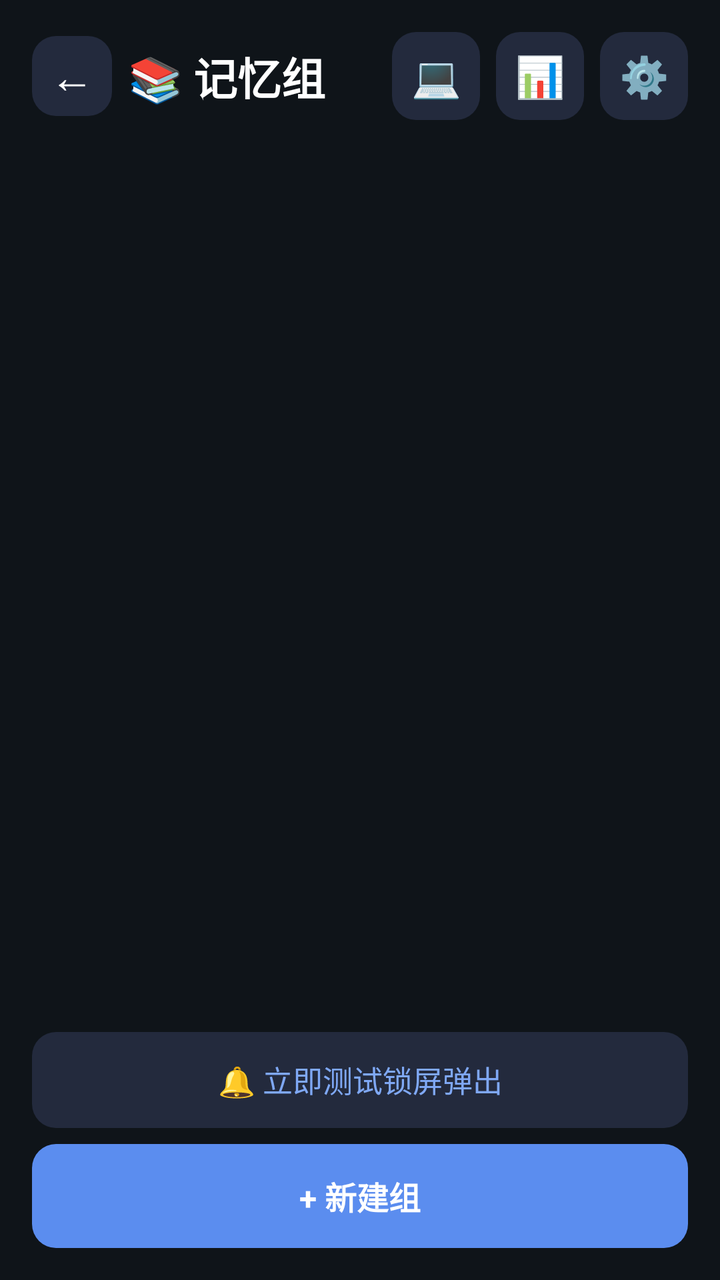
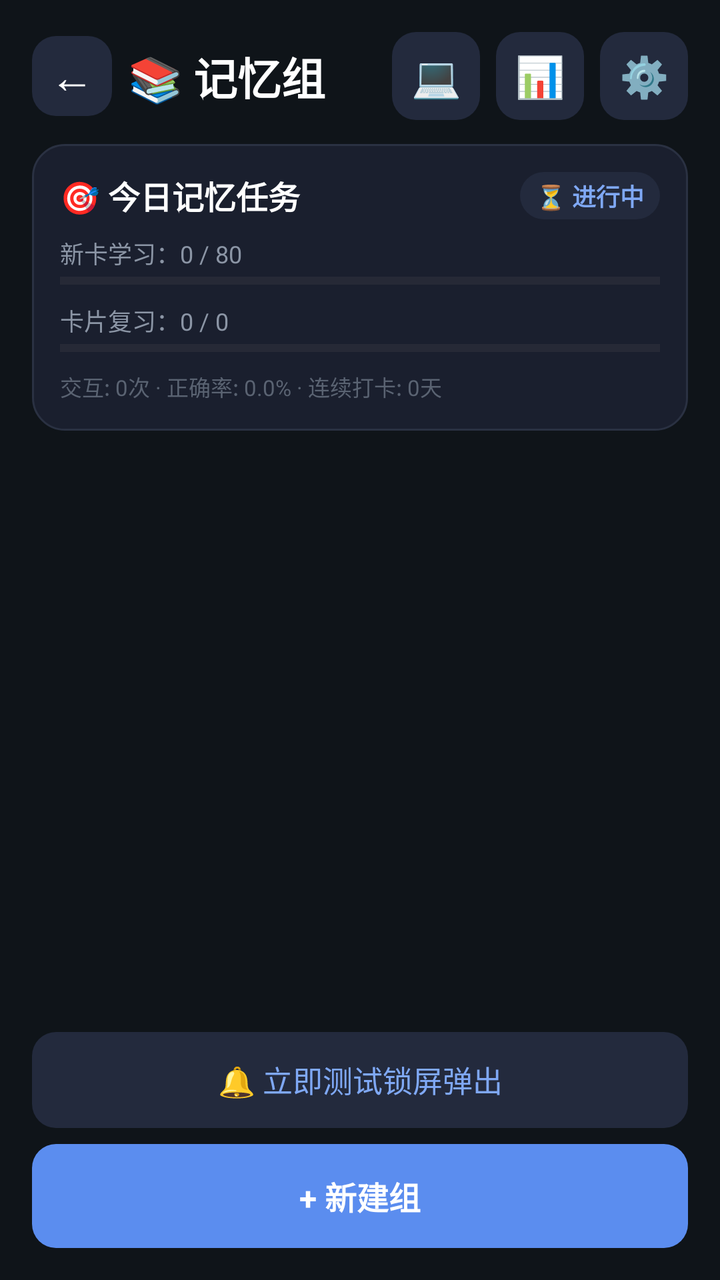

The first picture is an Android layout as it rendered before a commit; the second is the same layout after the commit. The layout source and the unified diff follow.
<!-- AndroidManifest.xml: application theme Theme.MemoRecite -->
<!-- res/layout/activity_group_list.xml -->
<?xml version="1.0" encoding="utf-8"?>
<LinearLayout xmlns:android="http://schemas.android.com/apk/res/android"
    android:layout_width="match_parent"
    android:layout_height="match_parent"
    android:orientation="vertical"
    android:background="@color/bg_dark"
    android:padding="16dp">

    
    <LinearLayout
        android:layout_width="match_parent"
        android:layout_height="wrap_content"
        android:orientation="horizontal"
        android:gravity="center_vertical"
        android:layout_marginBottom="12dp">

        <TextView
            android:id="@+id/btnBack"
            android:layout_width="40dp"
            android:layout_height="40dp"
            android:gravity="center"
            android:text="←"
            android:textSize="22sp"
            android:textColor="@color/text_primary"
            android:background="@drawable/bg_button_secondary"
            android:layout_marginEnd="8dp" />

        <TextView
            android:id="@+id/tvTitle"
            android:layout_width="0dp"
            android:layout_height="wrap_content"
            android:layout_weight="1"
            android:text="@string/gl_title"
            android:textSize="22sp"
            android:textStyle="bold"
            android:textColor="@color/text_primary" />

        <TextView
            android:id="@+id/btnPCUpload"
            android:layout_width="44dp"
            android:layout_height="44dp"
            android:gravity="center"
            android:text="@string/gl_pc_upload"
            android:textSize="20sp"
            android:background="@drawable/bg_button_secondary"
            android:layout_marginEnd="8dp" />

        <TextView
            android:id="@+id/btnStats"
            android:layout_width="44dp"
            android:layout_height="44dp"
            android:gravity="center"
            android:text="@string/gl_statistics"
            android:textSize="20sp"
            android:background="@drawable/bg_button_secondary"
            android:layout_marginEnd="8dp" />

        <TextView
            android:id="@+id/btnSettings"
            android:layout_width="44dp"
            android:layout_height="44dp"
            android:gravity="center"
            android:text="@string/gl_settings"
            android:textSize="20sp"
            android:background="@drawable/bg_button_secondary" />
    </LinearLayout>

    <androidx.recyclerview.widget.RecyclerView
        android:id="@+id/recycler"
        android:layout_width="match_parent"
        android:layout_height="0dp"
        android:layout_weight="1"
        android:clipToPadding="false"
        android:paddingBottom="8dp" />

    <TextView
        android:id="@+id/btnQuickTest"
        android:layout_width="match_parent"
        android:layout_height="48dp"
        android:gravity="center"
        android:text="@string/gl_test_now"
        android:textSize="15sp"
        android:textColor="@color/accent_light"
        android:background="@drawable/bg_button_secondary"
        android:layout_marginTop="8dp" />

    <TextView
        android:id="@+id/btnAddGroup"
        android:layout_width="match_parent"
        android:layout_height="52dp"
        android:gravity="center"
        android:text="@string/gl_new_group"
        android:textSize="16sp"
        android:textStyle="bold"
        android:textColor="@color/text_primary"
        android:background="@drawable/bg_button_primary"
        android:layout_marginTop="8dp" />
</LinearLayout>
<!-- resources referenced by this layout -->
<resources>
  <color name="accent_light">#7FA8F5</color>
  <color name="bg_dark">#0F1419</color>
  <color name="text_primary">#FFFFFF</color>
  <!-- drawable bg_button_primary (drawable) -->
  <?xml version="1.0" encoding="utf-8"?>
  <shape xmlns:android="http://schemas.android.com/apk/res/android"
      android:shape="rectangle">
      <solid android:color="@color/accent" />
      <corners android:radius="12dp" />
  </shape>
  <!-- drawable bg_button_secondary (drawable) -->
  <?xml version="1.0" encoding="utf-8"?>
  <shape xmlns:android="http://schemas.android.com/apk/res/android"
      android:shape="rectangle">
      <solid android:color="@color/card_bg_light" />
      <corners android:radius="12dp" />
  </shape>
  <string name="gl_new_group">+ 新建组</string>
  <string name="gl_pc_upload">💻</string>
  <string name="gl_settings">⚙️</string>
  <string name="gl_statistics">📊</string>
  <string name="gl_test_now">🔔 立即测试锁屏弹出</string>
  <string name="gl_title">📚 记忆组</string>
  <style name="Theme.MemoRecite" parent="Base.Theme.MemoRecite" />
  <color name="accent">#5B8DEF</color>
  <color name="card_bg_light">#232A3D</color>
  <style name="Base.Theme.MemoRecite" parent="Theme.Material3.DayNight.NoActionBar">
          
          
      </style>
</resources>

<!-- the commit's change to res/layout/activity_group_list.xml (unified diff, before → after) -->
@@ -65,6 +65,107 @@
             android:background="@drawable/bg_button_secondary" />
     </LinearLayout>
 
+    
+    <LinearLayout
+        android:id="@+id/cardTodayTask"
+        android:layout_width="match_parent"
+        android:layout_height="wrap_content"
+        android:orientation="vertical"
+        android:background="@drawable/bg_card"
+        android:padding="14dp"
+        android:layout_marginBottom="12dp">
+
+        <LinearLayout
+            android:layout_width="match_parent"
+            android:layout_height="wrap_content"
+            android:orientation="horizontal"
+            android:gravity="center_vertical"
+            android:layout_marginBottom="8dp">
+
+            <TextView
+                android:layout_width="0dp"
+                android:layout_height="wrap_content"
+                android:layout_weight="1"
+                android:text="🎯 今日记忆任务"
+                android:textSize="16sp"
+                android:textStyle="bold"
+                android:textColor="@color/text_primary" />
+
+            <TextView
+                android:id="@+id/tvTaskStatus"
+                android:layout_width="wrap_content"
+                android:layout_height="wrap_content"
+                android:text="⏳ 进行中"
+                android:textSize="12sp"
+                android:textStyle="bold"
+                android:textColor="@color/accent_light"
+                android:paddingHorizontal="8dp"
+                android:paddingVertical="3dp"
+                android:background="@drawable/bg_button_secondary" />
+        </LinearLayout>
+
+        
+        <LinearLayout
+            android:layout_width="match_parent"
+            android:layout_height="wrap_content"
+            android:orientation="horizontal"
+            android:layout_marginBottom="2dp">
+
+            <TextView
+                android:id="@+id/tvNewProgress"
+                android:layout_width="0dp"
+                android:layout_height="wrap_content"
+                android:layout_weight="1"
+                android:text="新卡学习：0 / 80"
+                android:textSize="12sp"
+                android:textColor="@color/text_secondary" />
+        </LinearLayout>
+
+        <ProgressBar
+            android:id="@+id/pbNewCards"
+            style="?android:attr/progressBarStyleHorizontal"
+            android:layout_width="match_parent"
+            android:layout_height="6dp"
+            android:max="100"
+            android:progressTint="@color/accent"
+            android:layout_marginBottom="8dp" />
+
+        
+        <LinearLayout
+            android:layout_width="match_parent"
+            android:layout_height="wrap_content"
+            android:orientation="horizontal"
+            android:layout_marginBottom="2dp">
+
+            <TextView
+                android:id="@+id/tvReviewProgress"
+                android:layout_width="0dp"
+                android:layout_height="wrap_content"
+                android:layout_weight="1"
+                android:text="卡片复习：0 / 0"
+                android:textSize="12sp"
+                android:textColor="@color/text_secondary" />
+        </LinearLayout>
+
+        <ProgressBar
+            android:id="@+id/pbReviews"
+            style="?android:attr/progressBarStyleHorizontal"
+            android:layout_width="match_parent"
+            android:layout_height="6dp"
+            android:max="100"
+            android:progressTint="@color/accent_light"
+            android:layout_marginBottom="8dp" />
+
+        
+        <TextView
+            android:id="@+id/tvTaskFooter"
+            android:layout_width="match_parent"
+            android:layout_height="wrap_content"
+            android:text="交互: 0次 · 正确率: 0.0% · 连续打卡: 0天"
+            android:textSize="11sp"
+            android:textColor="@color/text_hint" />
+    </LinearLayout>
+
     <androidx.recyclerview.widget.RecyclerView
         android:id="@+id/recycler"
         android:layout_width="match_parent"
<!-- resource entries referenced after the edit -->
@@ -2,7 +2,9 @@
 <resources>
   <color name="accent_light">#7FA8F5</color>
   <color name="bg_dark">#0F1419</color>
+  <color name="text_hint">#5A6372</color>
   <color name="text_primary">#FFFFFF</color>
+  <color name="text_secondary">#8B95A5</color>
   <!-- drawable bg_button_primary (drawable) -->
   <?xml version="1.0" encoding="utf-8"?>
   <shape xmlns:android="http://schemas.android.com/apk/res/android"
@@ -17,6 +19,14 @@
       <solid android:color="@color/card_bg_light" />
       <corners android:radius="12dp" />
   </shape>
+  <!-- drawable bg_card (drawable) -->
+  <?xml version="1.0" encoding="utf-8"?>
+  <shape xmlns:android="http://schemas.android.com/apk/res/android"
+      android:shape="rectangle">
+      <solid android:color="@color/card_bg" />
+      <corners android:radius="16dp" />
+      <stroke android:width="1dp" android:color="#2A3142" />
+  </shape>
   <string name="gl_new_group">+ 新建组</string>
   <string name="gl_pc_upload">💻</string>
   <string name="gl_settings">⚙️</string>
@@ -26,6 +36,7 @@
   <style name="Theme.MemoRecite" parent="Base.Theme.MemoRecite" />
   <color name="accent">#5B8DEF</color>
   <color name="card_bg_light">#232A3D</color>
+  <color name="card_bg">#1A1F2E</color>
   <style name="Base.Theme.MemoRecite" parent="Theme.Material3.DayNight.NoActionBar">
           
           
